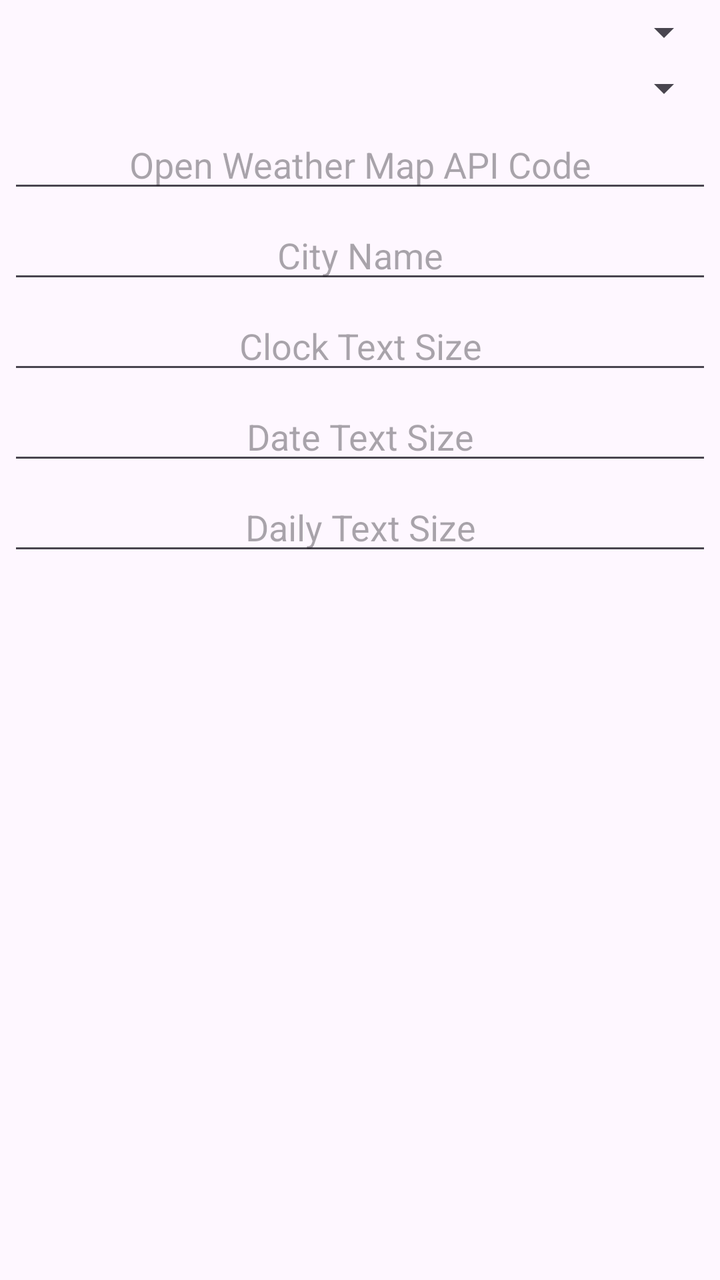
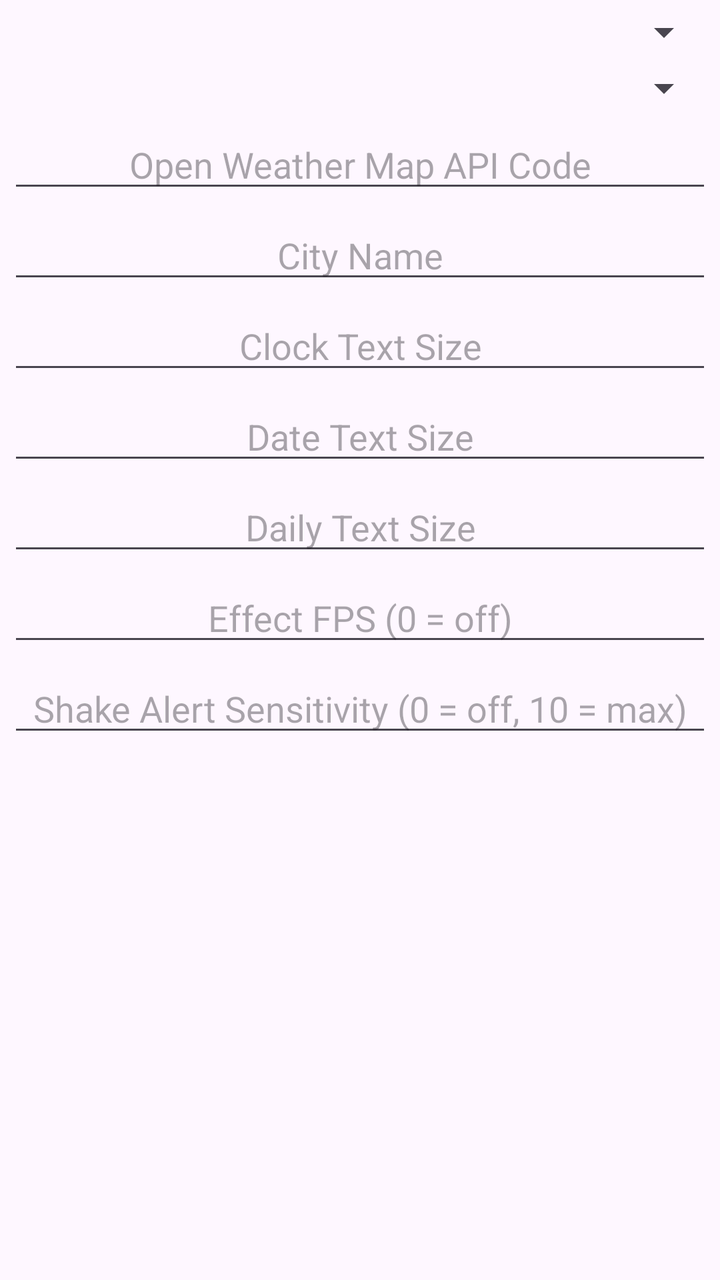

An Android layout rendered at two revisions. The XML below is the earlier revision; the diff shows what the commit changed to produce the second picture.
<!-- AndroidManifest.xml: application theme Theme.WallClock -->
<!-- res/layout/settings_layout.xml -->
<?xml version="1.0" encoding="utf-8"?>
<androidx.constraintlayout.widget.ConstraintLayout xmlns:android="http://schemas.android.com/apk/res/android"
    xmlns:app="http://schemas.android.com/apk/res-auto"
    xmlns:tools="http://schemas.android.com/tools"
    android:layout_width="match_parent"
    android:padding="4dp"
    android:layout_height="wrap_content">

    <EditText
        android:id="@+id/api_code"
        android:layout_width="0dp"
        android:layout_height="wrap_content"
        android:ems="10"
        android:gravity="center"
        android:hint="@string/open_weather_map_api_code"
        android:inputType="text"
        android:layout_marginTop="4dp"
        app:layout_constraintEnd_toEndOf="parent"
        app:layout_constraintStart_toStartOf="parent"
        app:layout_constraintTop_toBottomOf="@+id/metric_spinner" />

    <EditText
        android:id="@+id/city_name"
        android:layout_width="0dp"
        android:layout_height="wrap_content"
        android:ems="10"
        android:gravity="center"
        android:inputType="text"
        android:hint="@string/city_name"
        android:layout_marginTop="4dp"
        app:layout_constraintEnd_toEndOf="parent"
        app:layout_constraintStart_toStartOf="parent"
        app:layout_constraintTop_toBottomOf="@+id/api_code" />
    <EditText
        android:id="@+id/clock_text_size"
        android:layout_width="0dp"
        android:layout_height="wrap_content"
        android:ems="10"
        android:gravity="center"
        android:inputType="numberDecimal"
        android:hint="@string/clock_text_size"
        android:layout_marginTop="4dp"
        app:layout_constraintEnd_toEndOf="parent"
        app:layout_constraintStart_toStartOf="parent"
        app:layout_constraintTop_toBottomOf="@+id/city_name" />
    <EditText
        android:id="@+id/date_text_size"
        android:layout_width="0dp"
        android:layout_height="wrap_content"
        android:ems="10"
        android:gravity="center"
        android:inputType="numberDecimal"
        android:hint="@string/date_text_size"
        android:layout_marginTop="4dp"
        app:layout_constraintEnd_toEndOf="parent"
        app:layout_constraintStart_toStartOf="parent"
        app:layout_constraintTop_toBottomOf="@+id/clock_text_size" />
    <EditText
        android:id="@+id/daily_text_size"
        android:layout_width="0dp"
        android:layout_height="wrap_content"
        android:ems="10"
        android:gravity="center"
        android:inputType="numberDecimal"
        android:hint="@string/daily_text_size"
        android:layout_marginTop="4dp"
        app:layout_constraintEnd_toEndOf="parent"
        app:layout_constraintStart_toStartOf="parent"
        app:layout_constraintTop_toBottomOf="@+id/date_text_size" />


    <Spinner
        android:id="@+id/lang_spinner"
        android:layout_width="0dp"
        android:layout_height="wrap_content"
        app:layout_constraintEnd_toEndOf="parent"
        app:layout_constraintStart_toStartOf="parent"
        app:layout_constraintTop_toTopOf="parent" />

    <Spinner
        android:id="@+id/metric_spinner"
        android:layout_width="0dp"
        android:layout_height="wrap_content"
        android:layout_marginTop="4dp"
        app:layout_constraintEnd_toEndOf="parent"
        app:layout_constraintStart_toStartOf="parent"
        app:layout_constraintTop_toBottomOf="@+id/lang_spinner" />
</androidx.constraintlayout.widget.ConstraintLayout>
<!-- resources referenced by this layout -->
<resources>
  <string name="city_name">City Name</string>
  <string name="clock_text_size">Clock Text Size</string>
  <string name="daily_text_size">Daily Text Size</string>
  <string name="date_text_size">Date Text Size</string>
  <string name="open_weather_map_api_code">Open Weather Map API Code</string>
  <style name="Theme.WallClock" parent="Base.Theme.WallClock" />
  <style name="Base.Theme.WallClock" parent="Theme.Material3.DayNight.NoActionBar">
          
          
          <item name="android:windowFullscreen">true</item>
      </style>
</resources>

<!-- the commit's change to res/layout/settings_layout.xml (unified diff, before → after) -->
@@ -1,88 +1,117 @@
 <?xml version="1.0" encoding="utf-8"?>
-<androidx.constraintlayout.widget.ConstraintLayout xmlns:android="http://schemas.android.com/apk/res/android"
+<ScrollView xmlns:android="http://schemas.android.com/apk/res/android"
     xmlns:app="http://schemas.android.com/apk/res-auto"
     xmlns:tools="http://schemas.android.com/tools"
     android:layout_width="match_parent"
-    android:padding="4dp"
     android:layout_height="wrap_content">
 
-    <EditText
-        android:id="@+id/api_code"
-        android:layout_width="0dp"
-        android:layout_height="wrap_content"
-        android:ems="10"
-        android:gravity="center"
-        android:hint="@string/open_weather_map_api_code"
-        android:inputType="text"
-        android:layout_marginTop="4dp"
-        app:layout_constraintEnd_toEndOf="parent"
-        app:layout_constraintStart_toStartOf="parent"
-        app:layout_constraintTop_toBottomOf="@+id/metric_spinner" />
+    <androidx.constraintlayout.widget.ConstraintLayout
+        android:layout_width="match_parent"
+        android:padding="4dp"
+        android:layout_height="wrap_content">
 
-    <EditText
-        android:id="@+id/city_name"
-        android:layout_width="0dp"
-        android:layout_height="wrap_content"
-        android:ems="10"
-        android:gravity="center"
-        android:inputType="text"
-        android:hint="@string/city_name"
-        android:layout_marginTop="4dp"
-        app:layout_constraintEnd_toEndOf="parent"
-        app:layout_constraintStart_toStartOf="parent"
-        app:layout_constraintTop_toBottomOf="@+id/api_code" />
-    <EditText
-        android:id="@+id/clock_text_size"
-        android:layout_width="0dp"
-        android:layout_height="wrap_content"
-        android:ems="10"
-        android:gravity="center"
-        android:inputType="numberDecimal"
-        android:hint="@string/clock_text_size"
-        android:layout_marginTop="4dp"
-        app:layout_constraintEnd_toEndOf="parent"
-        app:layout_constraintStart_toStartOf="parent"
-        app:layout_constraintTop_toBottomOf="@+id/city_name" />
-    <EditText
-        android:id="@+id/date_text_size"
-        android:layout_width="0dp"
-        android:layout_height="wrap_content"
-        android:ems="10"
-        android:gravity="center"
-        android:inputType="numberDecimal"
-        android:hint="@string/date_text_size"
-        android:layout_marginTop="4dp"
-        app:layout_constraintEnd_toEndOf="parent"
-        app:layout_constraintStart_toStartOf="parent"
-        app:layout_constraintTop_toBottomOf="@+id/clock_text_size" />
-    <EditText
-        android:id="@+id/daily_text_size"
-        android:layout_width="0dp"
-        android:layout_height="wrap_content"
-        android:ems="10"
-        android:gravity="center"
-        android:inputType="numberDecimal"
-        android:hint="@string/daily_text_size"
-        android:layout_marginTop="4dp"
-        app:layout_constraintEnd_toEndOf="parent"
-        app:layout_constraintStart_toStartOf="parent"
-        app:layout_constraintTop_toBottomOf="@+id/date_text_size" />
+        <EditText
+            android:id="@+id/api_code"
+            android:layout_width="0dp"
+            android:layout_height="wrap_content"
+            android:ems="10"
+            android:gravity="center"
+            android:hint="@string/open_weather_map_api_code"
+            android:inputType="text"
+            android:layout_marginTop="4dp"
+            app:layout_constraintEnd_toEndOf="parent"
+            app:layout_constraintStart_toStartOf="parent"
+            app:layout_constraintTop_toBottomOf="@+id/metric_spinner" />
+
+        <EditText
+            android:id="@+id/city_name"
+            android:layout_width="0dp"
+            android:layout_height="wrap_content"
+            android:ems="10"
+            android:gravity="center"
+            android:inputType="text"
+            android:hint="@string/city_name"
+            android:layout_marginTop="4dp"
+            app:layout_constraintEnd_toEndOf="parent"
+            app:layout_constraintStart_toStartOf="parent"
+            app:layout_constraintTop_toBottomOf="@+id/api_code" />
+        <EditText
+            android:id="@+id/clock_text_size"
+            android:layout_width="0dp"
+            android:layout_height="wrap_content"
+            android:ems="10"
+            android:gravity="center"
+            android:inputType="numberDecimal"
+            android:hint="@string/clock_text_size"
+            android:layout_marginTop="4dp"
+            app:layout_constraintEnd_toEndOf="parent"
+            app:layout_constraintStart_toStartOf="parent"
+            app:layout_constraintTop_toBottomOf="@+id/city_name" />
+        <EditText
+            android:id="@+id/date_text_size"
+            android:layout_width="0dp"
+            android:layout_height="wrap_content"
+            android:ems="10"
+            android:gravity="center"
+            android:inputType="numberDecimal"
+            android:hint="@string/date_text_size"
+            android:layout_marginTop="4dp"
+            app:layout_constraintEnd_toEndOf="parent"
+            app:layout_constraintStart_toStartOf="parent"
+            app:layout_constraintTop_toBottomOf="@+id/clock_text_size" />
+        <EditText
+            android:id="@+id/daily_text_size"
+            android:layout_width="0dp"
+            android:layout_height="wrap_content"
+            android:ems="10"
+            android:gravity="center"
+            android:inputType="numberDecimal"
+            android:hint="@string/daily_text_size"
+            android:layout_marginTop="4dp"
+            app:layout_constraintEnd_toEndOf="parent"
+            app:layout_constraintStart_toStartOf="parent"
+            app:layout_constraintTop_toBottomOf="@+id/date_text_size" />
+        <EditText
+            android:id="@+id/effect_fps"
+            android:layout_width="0dp"
+            android:layout_height="wrap_content"
+            android:ems="10"
+            android:gravity="center"
+            android:inputType="numberDecimal"
+            android:hint="@string/effect_fps"
+            android:layout_marginTop="4dp"
+            app:layout_constraintEnd_toEndOf="parent"
+            app:layout_constraintStart_toStartOf="parent"
+            app:layout_constraintTop_toBottomOf="@+id/daily_text_size" />
+        <EditText
+            android:id="@+id/shake_level"
+            android:layout_width="0dp"
+            android:layout_height="wrap_content"
+            android:ems="10"
+            android:gravity="center"
+            android:inputType="numberDecimal"
+            android:hint="@string/shake_level"
+            android:layout_marginTop="4dp"
+            app:layout_constraintEnd_toEndOf="parent"
+            app:layout_constraintStart_toStartOf="parent"
+            app:layout_constraintTop_toBottomOf="@+id/effect_fps" />
 
 
-    <Spinner
-        android:id="@+id/lang_spinner"
-        android:layout_width="0dp"
-        android:layout_height="wrap_content"
-        app:layout_constraintEnd_toEndOf="parent"
-        app:layout_constraintStart_toStartOf="parent"
-        app:layout_constraintTop_toTopOf="parent" />
+        <Spinner
+            android:id="@+id/lang_spinner"
+            android:layout_width="0dp"
+            android:layout_height="wrap_content"
+            app:layout_constraintEnd_toEndOf="parent"
+            app:layout_constraintStart_toStartOf="parent"
+            app:layout_constraintTop_toTopOf="parent" />
 
-    <Spinner
-        android:id="@+id/metric_spinner"
-        android:layout_width="0dp"
-        android:layout_height="wrap_content"
-        android:layout_marginTop="4dp"
-        app:layout_constraintEnd_toEndOf="parent"
-        app:layout_constraintStart_toStartOf="parent"
-        app:layout_constraintTop_toBottomOf="@+id/lang_spinner" />
-</androidx.constraintlayout.widget.ConstraintLayout>
+        <Spinner
+            android:id="@+id/metric_spinner"
+            android:layout_width="0dp"
+            android:layout_height="wrap_content"
+            android:layout_marginTop="4dp"
+            app:layout_constraintEnd_toEndOf="parent"
+            app:layout_constraintStart_toStartOf="parent"
+            app:layout_constraintTop_toBottomOf="@+id/lang_spinner" />
+    </androidx.constraintlayout.widget.ConstraintLayout>
+</ScrollView>
<!-- resource entries referenced after the edit -->
@@ -4,7 +4,9 @@
   <string name="clock_text_size">Clock Text Size</string>
   <string name="daily_text_size">Daily Text Size</string>
   <string name="date_text_size">Date Text Size</string>
+  <string name="effect_fps">Effect FPS (0 = off)</string>
   <string name="open_weather_map_api_code">Open Weather Map API Code</string>
+  <string name="shake_level">Shake Alert Sensitivity (0 = off, 10 = max)</string>
   <style name="Theme.WallClock" parent="Base.Theme.WallClock" />
   <style name="Base.Theme.WallClock" parent="Theme.Material3.DayNight.NoActionBar">
           
